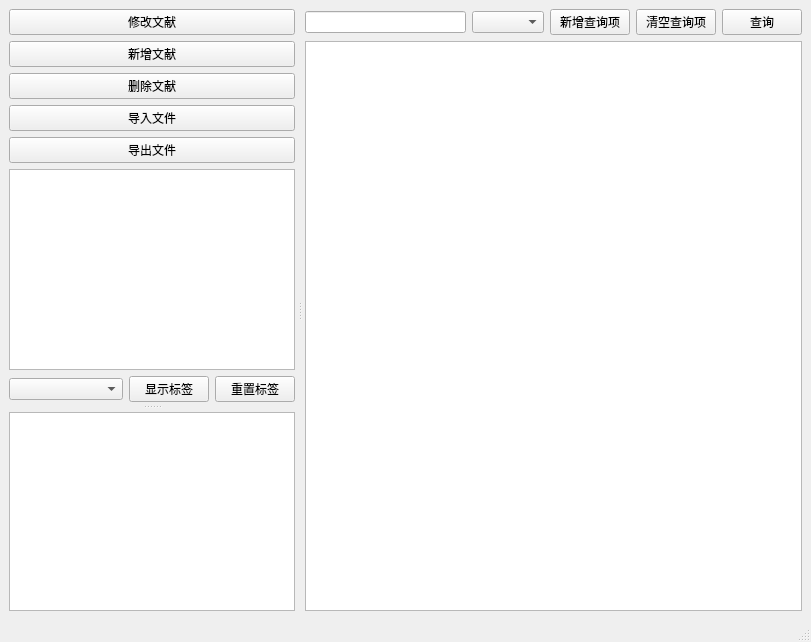
Old version of the form UI/MainWindow.ui in the repository cjhKA/DocumentManager.
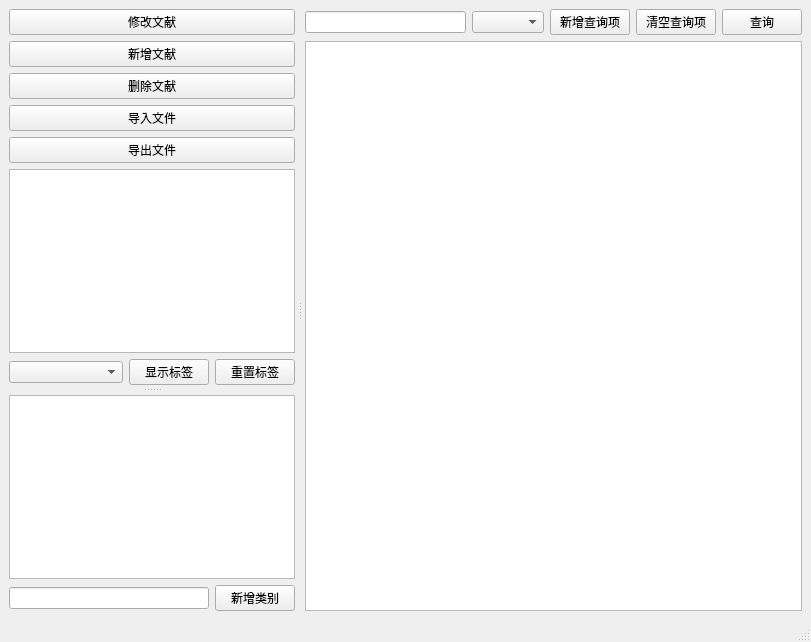
New version of the form.

Diff of the .ui file:
```diff
--- a/UI/MainWindow.ui
+++ b/UI/MainWindow.ui
@@ -123,7 +123,33 @@
             </item>
            </layout>
           </widget>
-          <widget class="QListWidget" name="listWidget_category"/>
+          <widget class="QWidget" name="verticalLayoutWidget">
+           <layout class="QVBoxLayout" name="verticalLayout_3">
+            <property name="bottomMargin">
+             <number>0</number>
+            </property>
+            <item>
+             <widget class="QListWidget" name="listWidget_category"/>
+            </item>
+            <item>
+             <layout class="QHBoxLayout" name="horizontalLayout">
+              <property name="bottomMargin">
+               <number>0</number>
+              </property>
+              <item>
+               <widget class="QLineEdit" name="lineEdit_newcategory"/>
+              </item>
+              <item>
+               <widget class="QPushButton" name="pushButton_newcategory">
+                <property name="text">
+                 <string>新增类别</string>
+                </property>
+               </widget>
+              </item>
+             </layout>
+            </item>
+           </layout>
+          </widget>
          </widget>
         </item>
        </layout>
```
